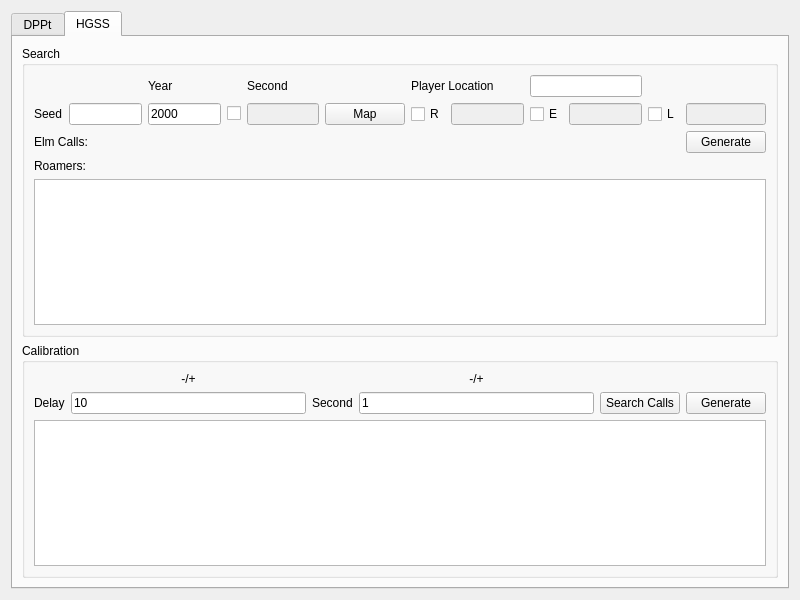
The window that Form/Gen4/Tools/SeedToTime4.ui (NickPlayeZ/PokeFinder) describes before a commit, drawn with Qt 5.
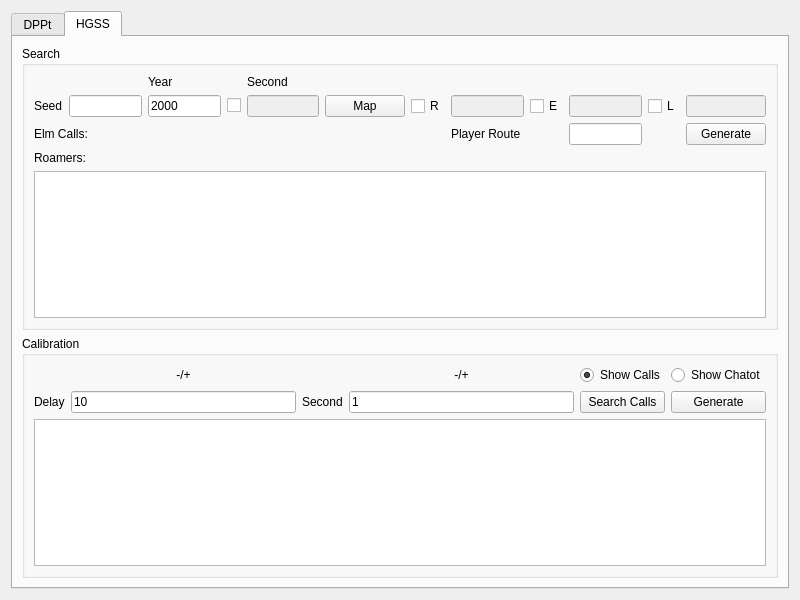
The same window after the commit. The open tabs and pages were chosen to show the change. Custom widgets are drawn as their Qt base class.

Commit message: add chatot seed searcher + other adjustments

The edit to the form file:
```diff
--- a/Form/Gen4/Tools/SeedToTime4.ui
+++ b/Form/Gen4/Tools/SeedToTime4.ui
@@ -193,14 +193,14 @@
             </property>
            </widget>
           </item>
-          <item row="0" column="6" colspan="2">
+          <item row="2" column="7" colspan="2">
            <widget class="QLabel" name="labelHGSSPlayerLocation">
             <property name="text">
-             <string>Player Location</string>
+             <string>Player Route</string>
             </property>
            </widget>
           </item>
-          <item row="0" column="8" colspan="2">
+          <item row="2" column="9">
            <widget class="TextBox" name="textBoxHGSSPlayerLocation">
             <property name="maxLength">
              <number>2</number>
@@ -349,6 +349,29 @@
             </property>
            </widget>
           </item>
+          <item row="0" column="4">
+           <widget class="QRadioButton" name="radioButtonHGSSShowCalls">
+            <property name="text">
+             <string>Show Calls</string>
+            </property>
+            <property name="checked">
+             <bool>true</bool>
+            </property>
+            <attribute name="buttonGroup">
+             <string notr="true">buttonGroupHGSSDisplay</string>
+            </attribute>
+           </widget>
+          </item>
+          <item row="0" column="5">
+           <widget class="QRadioButton" name="radioButtonHGSSShowChatot">
+            <property name="text">
+             <string>Show Chatot</string>
+            </property>
+            <attribute name="buttonGroup">
+             <string notr="true">buttonGroupHGSSDisplay</string>
+            </attribute>
+           </widget>
+          </item>
           <item row="1" column="0">
            <widget class="QLabel" name="labelHGSSDelay">
             <property name="text">
```
Left out of the diff: 27 changed lines with no effect on the pictures. The commit also changes 18 other files.
